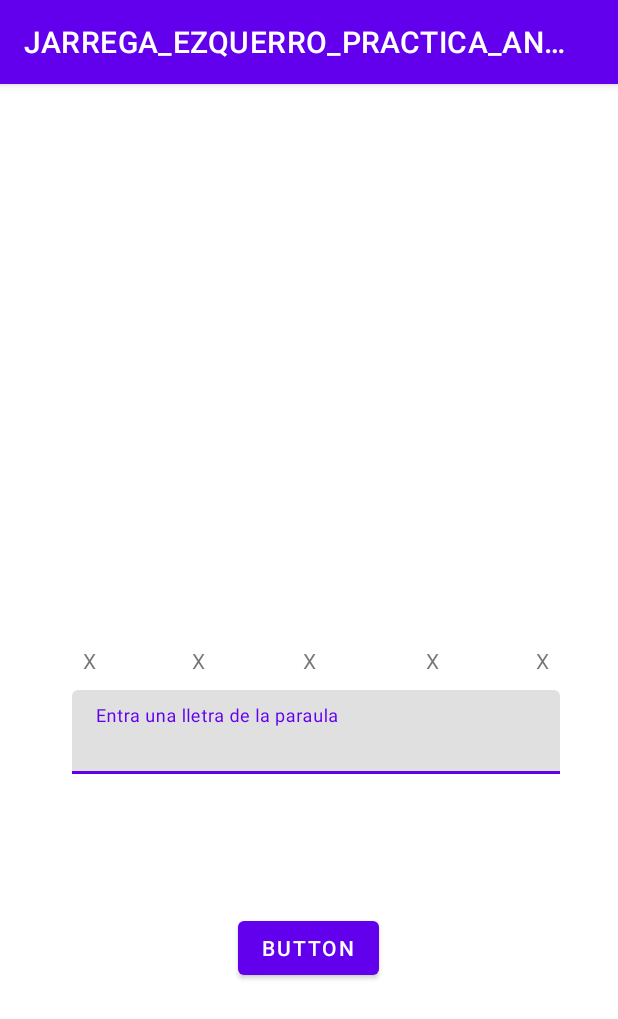
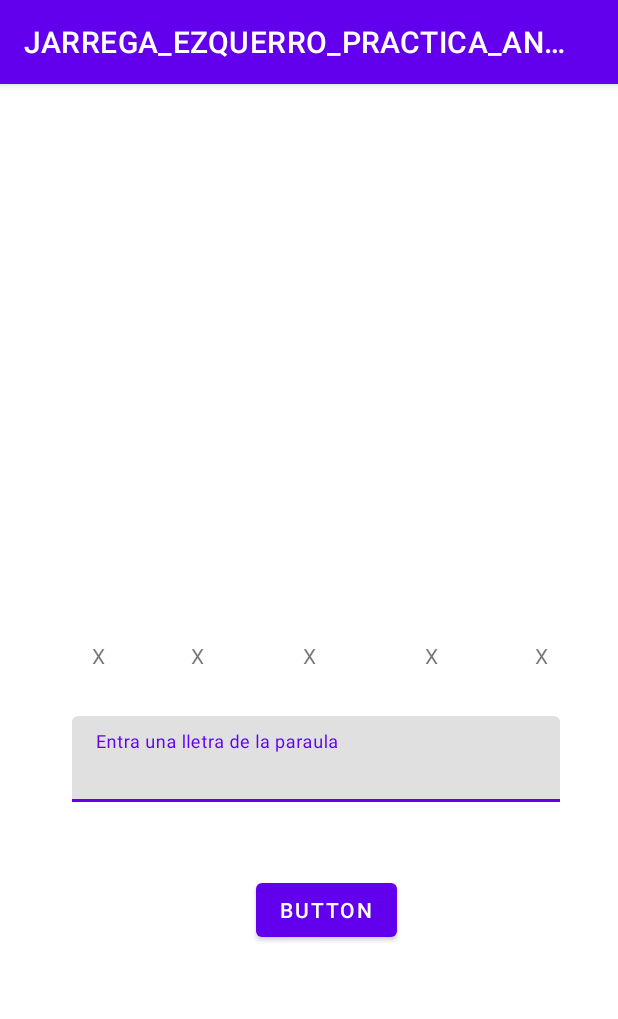
Before and after one commit to Destructor266/Penjat, an Android app: the screen it shows after launch (MainActivity), on a phone screen of 412 x 824 dp. Shown: the top 1019 px of the screen. Run offline under Robolectric (Android 15) with nearby library versions, the phone set to English and light mode, and no system bars.

Commit message:
Updated Gradle version and modified constraints in UI

```diff
--- a/app/src/main/res/layout/activity_main.xml
+++ b/app/src/main/res/layout/activity_main.xml
@@ -9,94 +9,105 @@
     <ImageView
         android:id="@+id/imageView"
         android:layout_width="0dp"
-        android:layout_height="0dp"
-        android:layout_marginStart="47dp"
-        android:layout_marginTop="57dp"
-        android:layout_marginEnd="47dp"
-        android:layout_marginBottom="112dp"
-        app:layout_constraintBottom_toTopOf="@+id/letter6"
+        android:layout_height="187dp"
+        android:layout_marginStart="45dp"
+        android:layout_marginTop="16dp"
+        android:layout_marginEnd="45dp"
+        android:contentDescription="Penjat"
         app:layout_constraintEnd_toEndOf="parent"
         app:layout_constraintStart_toStartOf="parent"
         app:layout_constraintTop_toTopOf="parent"
         tools:srcCompat="@tools:sample/avatars" />
 
     <TextView
-        android:id="@+id/letter3"
+        android:id="@+id/letter1"
         android:layout_width="wrap_content"
         android:layout_height="wrap_content"
+        android:layout_marginStart="13dp"
+        android:layout_marginBottom="28dp"
         android:text="X"
-        app:layout_constraintEnd_toEndOf="parent"
-        app:layout_constraintStart_toStartOf="parent"
-        app:layout_constraintTop_toTopOf="@+id/letter5" />
+        app:layout_constraintBottom_toTopOf="@+id/textInputLayout"
+        app:layout_constraintStart_toStartOf="@+id/textInputLayout"
+        app:layout_constraintTop_toBottomOf="@+id/imageView"
+        app:layout_constraintVertical_bias="0.985" />
+
+    <com.google.android.material.textfield.TextInputLayout
+        android:id="@+id/textInputLayout"
+        android:layout_width="325dp"
+        android:layout_height="57dp"
+        android:layout_marginBottom="289dp"
+        app:layout_constraintBottom_toBottomOf="parent"
+        app:layout_constraintEnd_toEndOf="@+id/letter3"
+        app:layout_constraintStart_toEndOf="@+id/letter3">
+
+        <com.google.android.material.textfield.TextInputEditText
+            android:layout_width="match_parent"
+            android:layout_height="match_parent"
+            android:hint="Entra una lletra de la paraula" />
+    </com.google.android.material.textfield.TextInputLayout>
+
+    <TextView
+        android:id="@+id/letter2"
+        android:layout_width="wrap_content"
+        android:layout_height="wrap_content"
+        android:layout_marginStart="65dp"
+        android:layout_marginEnd="66dp"
+        android:layout_marginBottom="28dp"
+        android:text="X"
+        app:layout_constraintBottom_toTopOf="@+id/textInputLayout"
+        app:layout_constraintEnd_toStartOf="@+id/letter3"
+        app:layout_constraintStart_toStartOf="@+id/letter1"
+        app:layout_constraintTop_toBottomOf="@+id/imageView"
+        app:layout_constraintVertical_bias="0.985" />
 
     <TextView
         android:id="@+id/letter6"
         android:layout_width="wrap_content"
         android:layout_height="wrap_content"
-        android:layout_marginEnd="46dp"
+        android:layout_marginEnd="8dp"
+        android:layout_marginBottom="28dp"
         android:text="X"
-        app:layout_constraintBaseline_toBaselineOf="@+id/letter5"
-        app:layout_constraintEnd_toEndOf="parent" />
+        app:layout_constraintBottom_toTopOf="@+id/textInputLayout"
+        app:layout_constraintEnd_toEndOf="@+id/textInputLayout"
+        app:layout_constraintTop_toBottomOf="@+id/imageView"
+        app:layout_constraintVertical_bias="0.985" />
+
+    <Button
+        android:id="@+id/button"
+        android:layout_width="wrap_content"
+        android:layout_height="wrap_content"
+        android:layout_marginStart="109dp"
+        android:layout_marginTop="48dp"
+        android:layout_marginEnd="109dp"
+        android:text="Button"
+        app:layout_constraintEnd_toEndOf="@+id/textInputLayout"
+        app:layout_constraintStart_toStartOf="@+id/letter1"
+        app:layout_constraintTop_toBottomOf="@+id/textInputLayout" />
 
     <TextView
-        android:id="@+id/letter2"
+        android:id="@+id/letter3"
         android:layout_width="wrap_content"
         android:layout_height="wrap_content"
-        android:layout_marginEnd="10dp"
+        android:layout_marginBottom="28dp"
         android:text="X"
-        app:layout_constraintEnd_toStartOf="@+id/letter3"
-        app:layout_constraintStart_toEndOf="@+id/letter1"
-        app:layout_constraintTop_toTopOf="@+id/letter3" />
-
-    <TextView
-        android:id="@+id/letter1"
-        android:layout_width="wrap_content"
-        android:layout_height="wrap_content"
-        android:layout_marginEnd="8dp"
-        android:text="X"
-        app:layout_constraintBaseline_toBaselineOf="@+id/letter2"
-        app:layout_constraintEnd_toStartOf="@+id/letter2"
-        app:layout_constraintStart_toStartOf="parent" />
+        app:layout_constraintBottom_toTopOf="@+id/textInputLayout"
+        app:layout_constraintEnd_toEndOf="parent"
+        app:layout_constraintStart_toStartOf="parent"
+        app:layout_constraintTop_toBottomOf="@+id/imageView"
+        app:layout_constraintVertical_bias="0.985" />
 
     <TextView
         android:id="@+id/letter5"
         android:layout_width="wrap_content"
         android:layout_height="wrap_content"
-        android:layout_marginStart="73dp"
-        android:layout_marginEnd="73dp"
+        android:layout_marginStart="81dp"
+        android:layout_marginEnd="82dp"
+        android:layout_marginBottom="28dp"
         android:text="X"
-        app:layout_constraintBottom_toBottomOf="parent"
-        app:layout_constraintEnd_toEndOf="@+id/letter6"
-        app:layout_constraintStart_toEndOf="@+id/letter3"
-        app:layout_constraintTop_toTopOf="parent" />
-
-    <com.google.android.material.textfield.TextInputLayout
-        android:id="@+id/textInputLayout"
-        android:layout_width="325dp"
-        android:layout_height="0dp"
-        android:layout_marginTop="404dp"
-        android:layout_marginBottom="54dp"
-        app:layout_constraintBottom_toTopOf="@+id/button"
-        app:layout_constraintEnd_toEndOf="@+id/letter3"
-        app:layout_constraintStart_toEndOf="@+id/letter3"
-        app:layout_constraintTop_toTopOf="parent">
-
-        <com.google.android.material.textfield.TextInputEditText
-            android:layout_width="match_parent"
-            android:layout_height="wrap_content"
-            android:hint="Entra una lletra de la paraula" />
-    </com.google.android.material.textfield.TextInputLayout>
-
-    <Button
-        android:id="@+id/button"
-        android:layout_width="wrap_content"
-        android:layout_height="wrap_content"
-        android:layout_marginBottom="168dp"
-        android:text="Button"
-        app:layout_constraintBottom_toBottomOf="parent"
-        app:layout_constraintEnd_toEndOf="parent"
-        app:layout_constraintHorizontal_bias="0.498"
-        app:layout_constraintStart_toStartOf="parent"
-        app:layout_constraintTop_toBottomOf="@+id/textInputLayout" />
+        app:layout_constraintBottom_toTopOf="@+id/textInputLayout"
+        app:layout_constraintEnd_toEndOf="@+id/textInputLayout"
+        app:layout_constraintStart_toStartOf="@+id/letter3"
+        app:layout_constraintTop_toBottomOf="@+id/imageView"
+        app:layout_constraintVertical_bias="0.985" />
 
 </androidx.constraintlayout.widget.ConstraintLayout>
--- a/build.gradle
+++ b/build.gradle
@@ -1,5 +1,5 @@
 // Top-level build file where you can add configuration options common to all sub-projects/modules.
 plugins {
-    id 'com.android.application' version '7.4.1' apply false
-    id 'com.android.library' version '7.4.1' apply false
+    id 'com.android.application' version '8.0.0' apply false
+    id 'com.android.library' version '8.0.0' apply false
 }
--- a/gradle.properties
+++ b/gradle.properties
@@ -19,3 +19,5 @@ android.useAndroidX=true
 # resources declared in the library itself and none from the library's dependencies,
 # thereby reducing the size of the R class for that library
 android.nonTransitiveRClass=true
+android.defaults.buildfeatures.buildconfig=true
+android.nonFinalResIds=false
```
Also changed, not shown: gradle/wrapper/gradle-wrapper.properties.
